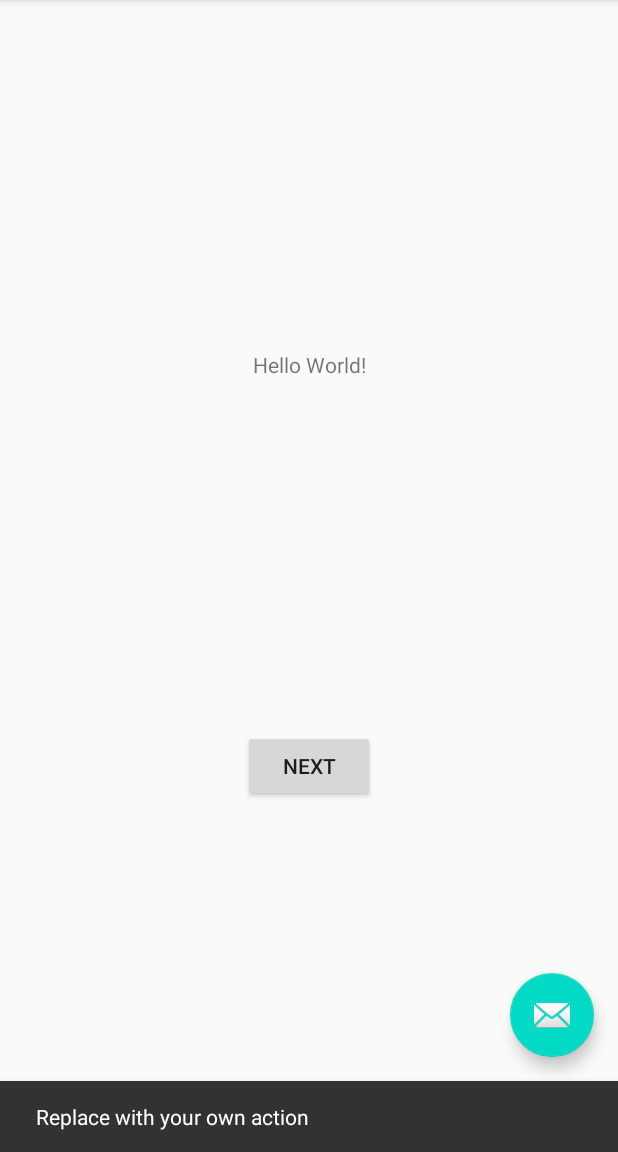
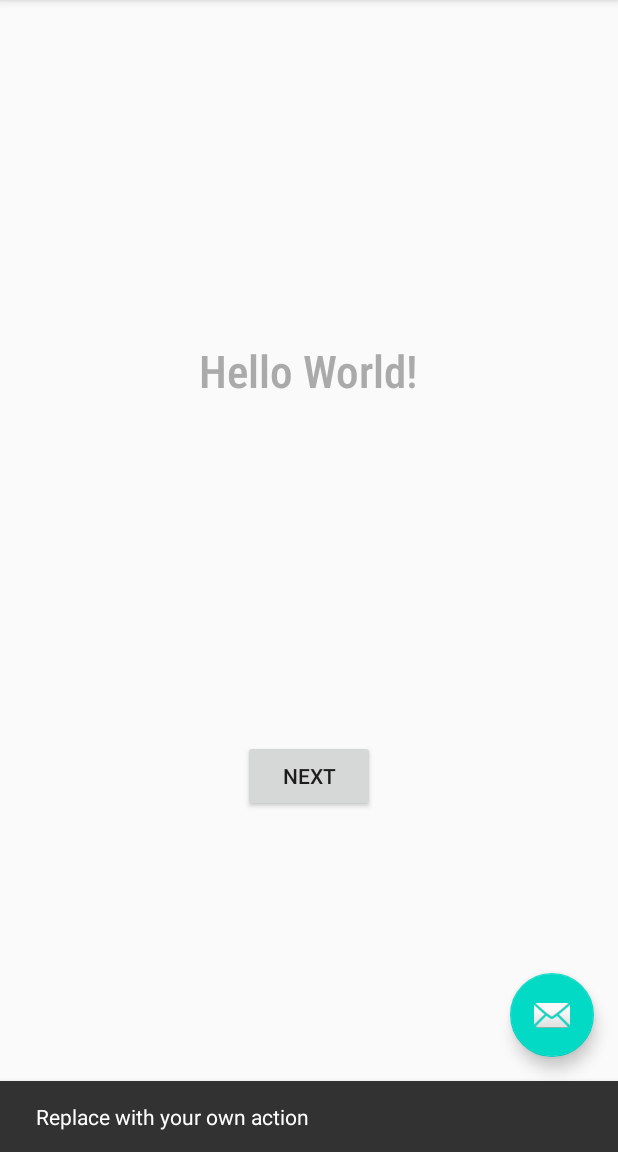
Before and after one commit to mararosa/Android-App---random-number, an Android app: the screen it shows after launch (MainActivity), after a tap on an icon or button, on a phone screen of 412 x 824 dp, the part 84-1236 px from its top. Run offline under Robolectric (Android 15) with nearby library versions, the phone set to English and light mode, and no system bars.

Commit message:
Change text display properties

```diff
--- a/app/src/main/res/layout/fragment_first.xml
+++ b/app/src/main/res/layout/fragment_first.xml
@@ -10,7 +10,11 @@
         android:id="@+id/textview_first"
         android:layout_width="wrap_content"
         android:layout_height="wrap_content"
+        android:fontFamily="sans-serif-condensed-light"
         android:text="@string/hello_first_fragment"
+        android:textColor="@android:color/darker_gray"
+        android:textSize="30sp"
+        android:textStyle="bold"
         app:layout_constraintBottom_toTopOf="@id/button_first"
         app:layout_constraintEnd_toEndOf="parent"
         app:layout_constraintStart_toStartOf="parent"
```
